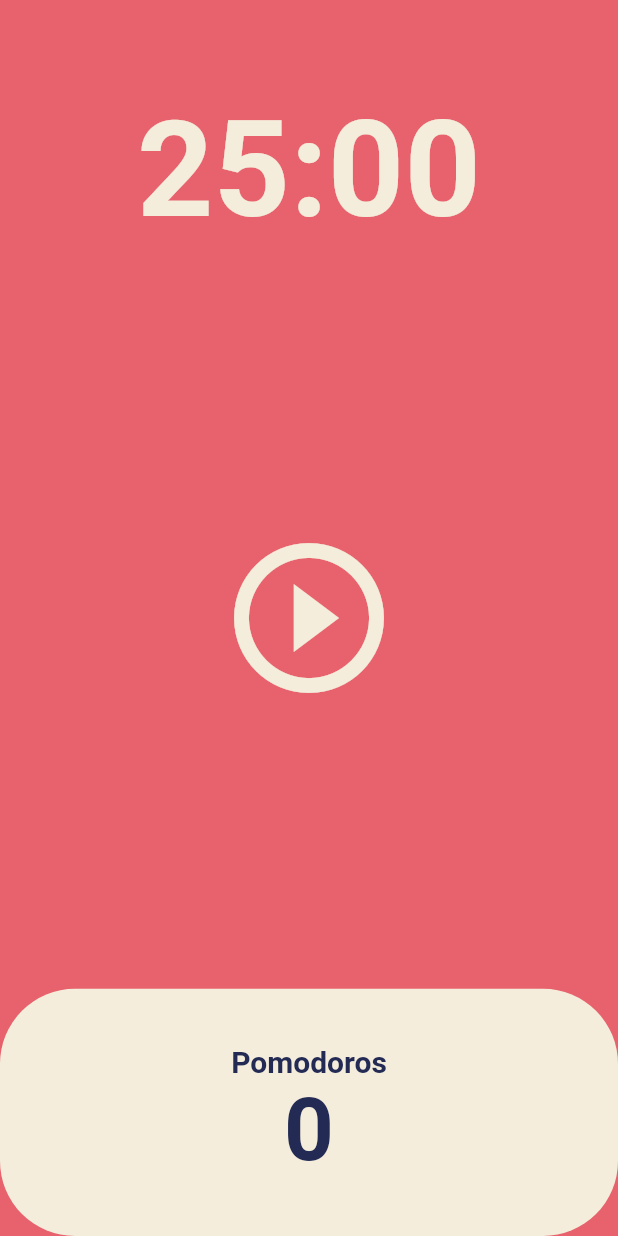
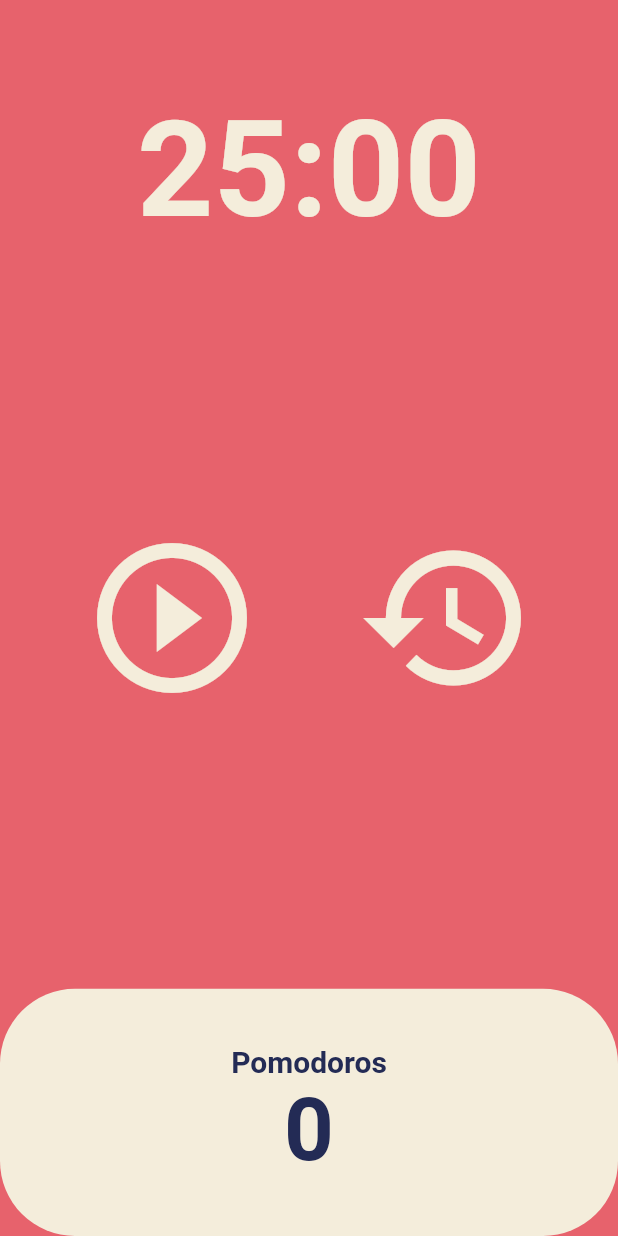
Before and after one commit to LunaGeonWoo/Flutter-Pomodoro, a Flutter app: the screen it shows after launch, on a phone screen of 412 x 824 dp. Run offline on Flutter 3.47's test engine with Material 2 defaults, Android fonts, the phone set to English and light mode, and no system bars.

Commit message:
ResetButton add

```diff
--- a/lib/screens/home_screen.dart
+++ b/lib/screens/home_screen.dart
@@ -1,6 +1,7 @@
 import 'dart:async';
 
 import 'package:flutter/material.dart';
+import 'package:pomodoro/widgets/pomodoro_button.dart';
 
 class HomeScreen extends StatefulWidget {
   const HomeScreen({super.key});
@@ -15,6 +16,7 @@ class _HomeScreenState extends State<HomeScreen> {
   bool isRunning = false;
   int totalPomodoros = 0;
   late Timer timer;
+  late List<Widget> toSetButtons;
 
   void onTick(Timer timer) {
     if (totalSeconds == 0) {
@@ -48,6 +50,12 @@ class _HomeScreenState extends State<HomeScreen> {
     });
   }
 
+  void onResetPressed() {
+    setState(() {
+      totalSeconds = twentyFiveMinutes;
+    });
+  }
+
   String format(int seconds) {
     Duration duration = Duration(seconds: seconds);
     String removedMilliSecondsAndHours =
@@ -57,6 +65,25 @@ class _HomeScreenState extends State<HomeScreen> {
 
   @override
   Widget build(BuildContext context) {
+    if (isRunning) {
+      toSetButtons = [
+        PomodoroButton(
+          icon: const Icon(Icons.pause_circle_outline),
+          onPressed: onPausePressed,
+        ),
+      ];
+    } else {
+      toSetButtons = [
+        PomodoroButton(
+          icon: const Icon(Icons.play_circle_outline),
+          onPressed: onStartPressed,
+        ),
+        PomodoroButton(
+          icon: const Icon(Icons.restore_outlined),
+          onPressed: onResetPressed,
+        ),
+      ];
+    }
     return Scaffold(
       // ignore: deprecated_member_use
       backgroundColor: Theme.of(context).backgroundColor,
@@ -79,13 +106,9 @@ class _HomeScreenState extends State<HomeScreen> {
           Flexible(
             flex: 3,
             child: Center(
-              child: IconButton(
-                iconSize: 120,
-                color: Theme.of(context).cardColor,
-                onPressed: isRunning ? onPausePressed : onStartPressed,
-                icon: Icon(isRunning
-                    ? Icons.pause_circle_outline
-                    : Icons.play_circle_outline),
+              child: Row(
+                mainAxisAlignment: MainAxisAlignment.spaceEvenly,
+                children: toSetButtons,
               ),
             ),
           ),
--- /dev/null
+++ b/lib/widgets/pomodoro_button.dart
@@ -0,0 +1,21 @@
+import 'package:flutter/material.dart';
+
+typedef VoidCallback = void Function();
+
+class PomodoroButton extends StatelessWidget {
+  final Icon icon;
+  final VoidCallback onPressed;
+
+  const PomodoroButton(
+      {super.key, required this.icon, required this.onPressed});
+
+  @override
+  Widget build(BuildContext context) {
+    return IconButton(
+      iconSize: 120,
+      color: Theme.of(context).cardColor,
+      onPressed: onPressed,
+      icon: icon,
+    );
+  }
+}
```
